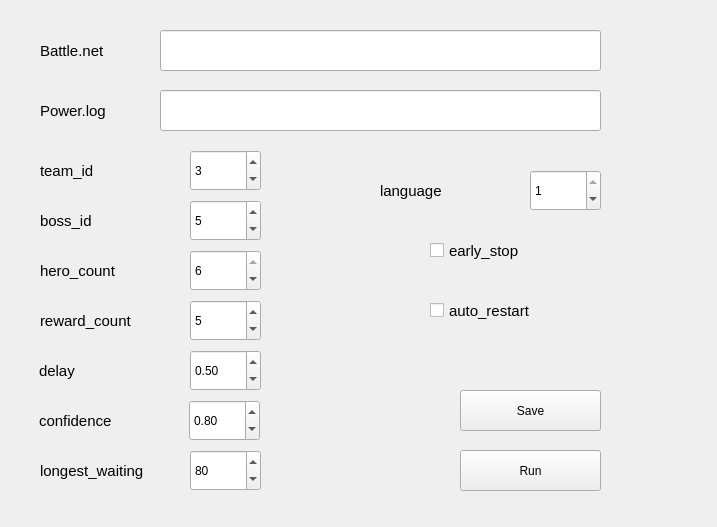
This is main.ui in zhoubin-me/lushi_script as Qt 5 draws it before an edit. The edited form follows.
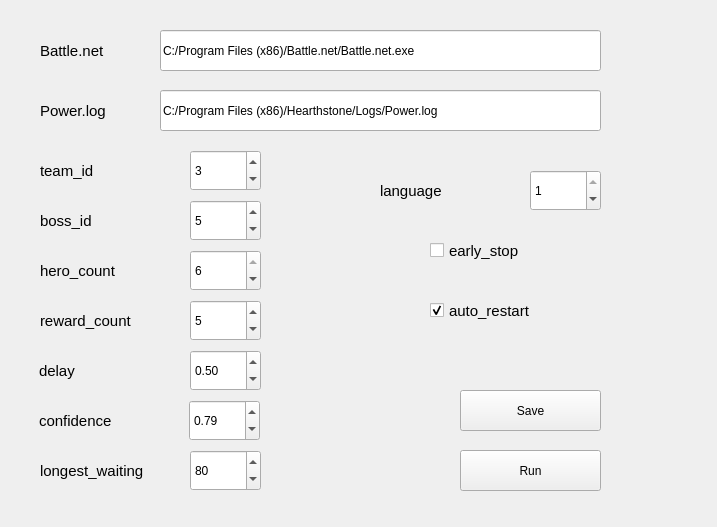
This is the edited form.

```diff
--- a/main.ui
+++ b/main.ui
@@ -48,6 +48,9 @@
     <property name="acceptDrops">
      <bool>true</bool>
     </property>
+    <property name="text">
+     <string>C:/Program Files (x86)/Battle.net/Battle.net.exe</string>
+    </property>
     <property name="placeholderText">
      <string/>
     </property>
@@ -67,6 +70,9 @@
     <property name="acceptDrops">
      <bool>true</bool>
     </property>
+    <property name="text">
+     <string>C:/Program Files (x86)/Hearthstone/Logs/Power.log</string>
+    </property>
     <property name="placeholderText">
      <string/>
     </property>
@@ -388,7 +394,7 @@
      <double>0.010000000000000</double>
     </property>
     <property name="value">
-     <double>0.800000000000000</double>
+     <double>0.79</double>
     </property>
    </widget>
    <widget class="QCheckBox" name="auto_restart">
@@ -418,7 +424,7 @@
      <bool>true</bool>
     </property>
     <property name="checked">
-     <bool>false</bool>
+     <bool>true</bool>
     </property>
     <property name="tristate">
      <bool>false</bool>
```
Left out of the diff: 13 changed lines with no effect on the pictures.
